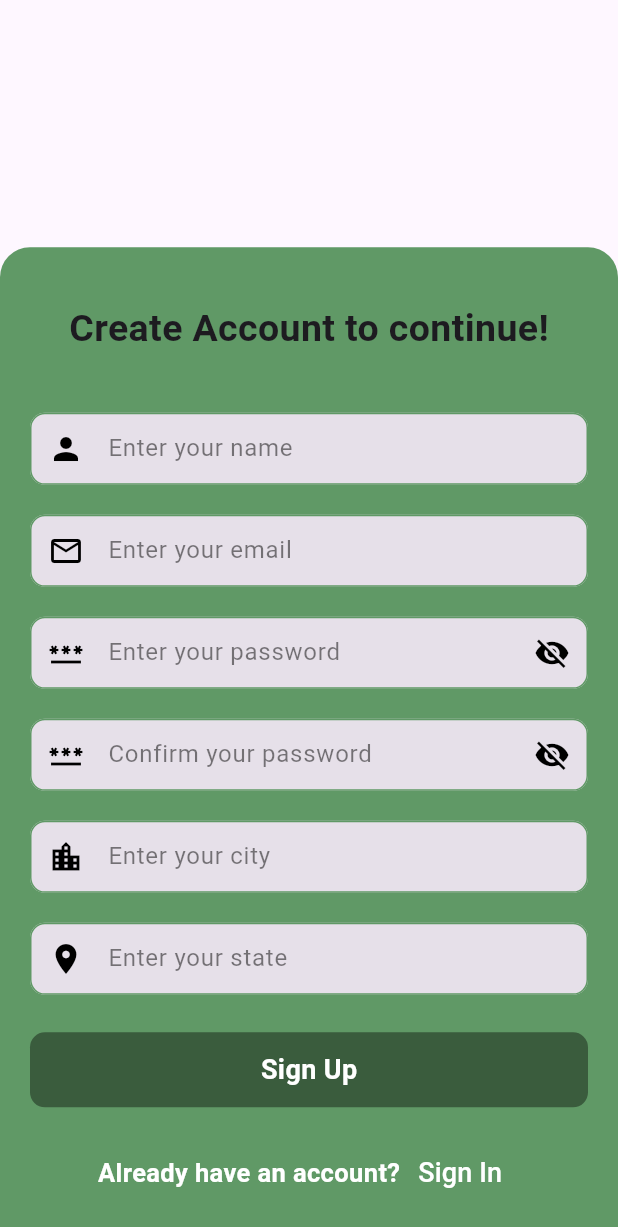
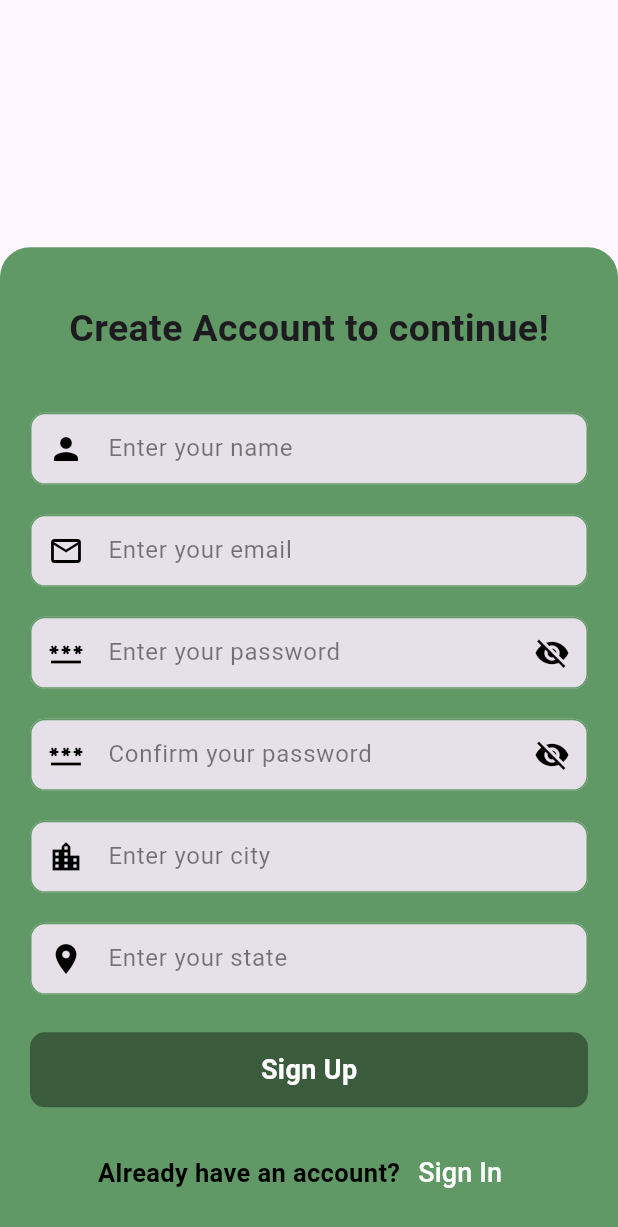
Before and after one commit to Hitesh123mori/Khedut-Mitra, a Flutter app: the screen it shows after launch, after a tap on "Sign Up", on a phone screen of 412 x 824 dp. Shown: the top 1227 px of the screen. Run offline on Flutter 3.47's test engine with Material 3 defaults, Android fonts, the light colour scheme and no system bars; our stand-ins replace cloud_firestore, firebase_auth, firebase_core, firebase_storage, fluttertoast; accounts and stored records are empty.

Commit message:
auth issue resolved done by harsh

```diff
--- a/lib/screens/auth_screens/login_screen.dart
+++ b/lib/screens/auth_screens/login_screen.dart
@@ -52,18 +52,6 @@ class _LoginScreenState extends State<LoginScreen> {
     return null;
   }
 
-  String? _validatePassword(String? value) {
-    if (value == null || value.isEmpty) {
-      return 'Please enter your password';
-    } else if (value.length < 8) {
-      return 'Password must be at least 8 characters long';
-    } else if (!value.contains(RegExp(r'[A-Z]'))) {
-      return 'Password must contain at least one uppercase letter';
-    } else if (!value.contains(RegExp(r'[!@#$%^&*(),.?":{}|<>]'))) {
-      return 'Password must contain at least one special character';
-    }
-    return null;
-  }
 
   @override
   Widget build(BuildContext context) {
@@ -155,17 +143,12 @@ class _LoginScreenState extends State<LoginScreen> {
                                 });
                               },
                             ),
-                            validator: _validatePassword,
                           ),
                         ),
                         SizedBox(height: 20),
                         Padding(
                           padding: const EdgeInsets.symmetric(horizontal: 20),
-                          child: _isLoading
-                              ? CircularProgressIndicator(
-                            color: AppColors.theme["fontColor"],
-                          )
-                              :     AuthButton(
+                          child: AuthButton(
                             onpressed: isButtonEnabled && !_isLoading
                                 ? () async {
                               setState(() {
@@ -177,7 +160,7 @@ class _LoginScreenState extends State<LoginScreen> {
                                   context,
                                   _emailController.text,
                                   _passController.text,
-                                );
+                                ) ;
                                 print("#done");
                               }
                               setState(() {
--- a/lib/screens/auth_screens/sign_up.dart
+++ b/lib/screens/auth_screens/sign_up.dart
@@ -224,11 +224,7 @@ class _RegisterState extends State<Register> {
                             obsecuretext: false,
                           ),
                           SizedBox(height: 20),
-                          _isLoading
-                              ? CircularProgressIndicator(
-                                  color: AppColors.theme["fontColor"],
-                                )
-                              : AuthButton(
+                          AuthButton(
                                   onpressed: isButtonEnabled
                                       ? () async {
                                           FocusScope.of(context).unfocus();
@@ -271,7 +267,7 @@ class _RegisterState extends State<Register> {
                                 "Already have an account?",
                                 style: TextStyle(
                                   fontSize: 17,
-                                  color: AppColors.theme['secondaryColor'],
+                                  color: AppColors.theme['fontColor'],
                                   fontWeight: FontWeight.bold,
                                 ),
                               ),
--- a/lib/screens/utils/widgets/auth_button.dart
+++ b/lib/screens/utils/widgets/auth_button.dart
@@ -2,7 +2,7 @@ import 'package:flutter/material.dart';
 
 import '../color.dart';
 
-class AuthButton extends StatelessWidget {
+class AuthButton extends StatefulWidget {
   final Future<void> Function()? onpressed;
   final String name;
   final Color bcolor;
@@ -19,25 +19,30 @@ class AuthButton extends StatelessWidget {
   }) : super(key: key);
 
   @override
+  State<AuthButton> createState() => _AuthButtonState();
+}
+
+class _AuthButtonState extends State<AuthButton> {
+  @override
   Widget build(BuildContext context) {
     var mq = MediaQuery.of(context).size;
 
     return InkWell(
-      onTap: onpressed,
+      onTap: widget.onpressed,
       child: Center(
         child: AnimatedContainer(
           duration: Duration(milliseconds: 500),
           curve: Curves.easeInOut, // Animation curve
           height: 50,
-          width: isLoading ? mq.width * 0.5 : mq.width * 1,
+          width: widget.isLoading ? mq.width * 0.5 : mq.width * 1,
           decoration: BoxDecoration(
             borderRadius: BorderRadius.circular(10),
-            color: bcolor,
+            color: widget.bcolor,
           ),
           child: Row(
             mainAxisAlignment: MainAxisAlignment.center,
             children: [
-              if (isLoading)
+              if (widget.isLoading)
                 Container(
                   height: 25,
                   width: 25,
@@ -48,12 +53,12 @@ class AuthButton extends StatelessWidget {
                     ),
                   ),
                 ),
-              SizedBox(width: isLoading ? 10 : 0),
+              SizedBox(width: widget.isLoading ? 10 : 0),
               Center(
                 child: Text(
-                  name,
+                  widget.name,
                   style: TextStyle(
-                    color: tcolor,
+                    color: widget.tcolor,
                     fontSize: 18,
                     fontWeight: FontWeight.bold,
                   ),
```
Also changed, not shown: lib/apis/auth_apis/auth_api.dart (+27 -4 lines), lib/screens/home_screens/home_screen.dart (+9 -1 lines), lib/screens/utils/helper_functions/helper_function.dart (renamed from lib/screens/utils/helper_functions/helper_function,dart.dart).
